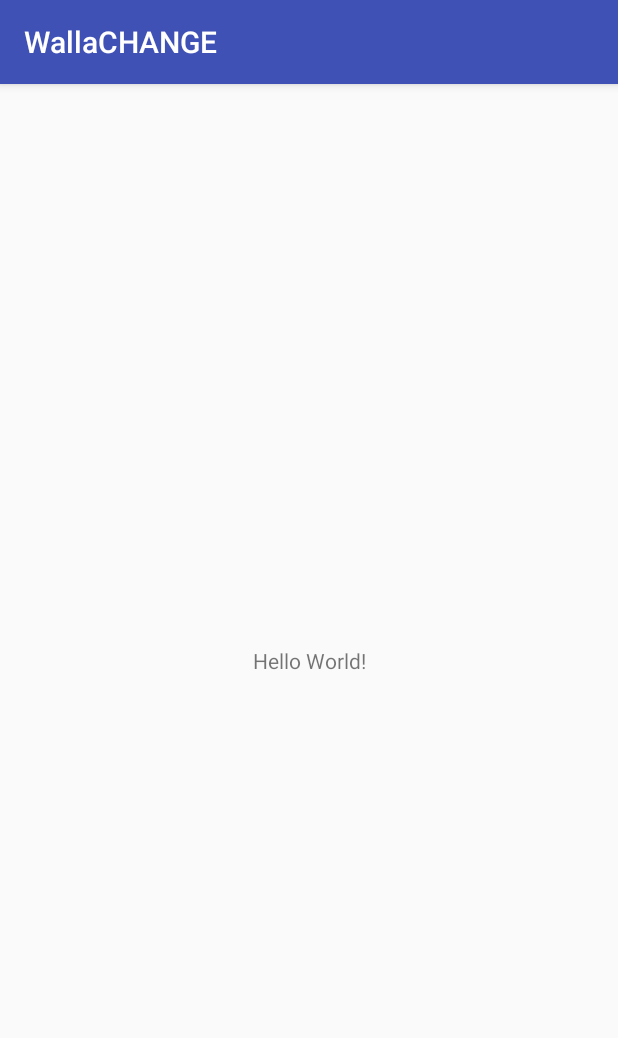
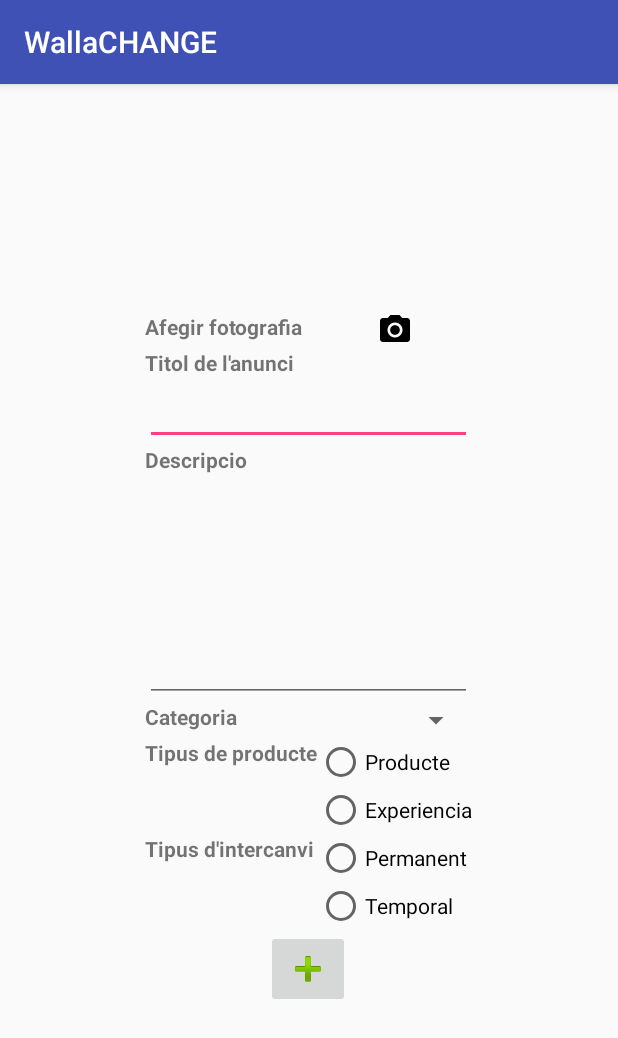
Before and after one commit to MarcSolde/WallaCHANGE, an Android app: the screen it shows after launch (MainActivity), on a phone screen of 412 x 824 dp. Shown: the top 1038 px of the screen. Run offline under Robolectric (Android 15) with nearby library versions, the light colour scheme and no system bars.

Commit message:
Layout creacio d'un element

```diff
--- a/app/build.gradle
+++ b/app/build.gradle
@@ -26,5 +26,6 @@ dependencies {
     })
     compile 'com.android.support:appcompat-v7:25.2.0'
     compile 'com.android.support.constraint:constraint-layout:1.0.2'
+    compile 'com.android.support:support-v4:25.3.0'
     testCompile 'junit:junit:4.12'
 }
--- /dev/null
+++ b/app/src/main/java/edu/upc/pes/wallachange/FragmentAddElement.java
@@ -0,0 +1,72 @@
+package edu.upc.pes.wallachange;
+
+
+import android.app.AlertDialog;
+import android.app.DialogFragment;
+import android.content.DialogInterface;
+import android.os.Bundle;
+import android.app.Fragment;
+import android.view.LayoutInflater;
+import android.view.View;
+import android.view.ViewGroup;
+import android.widget.EditText;
+import android.widget.ImageButton;
+
+
+/**
+ * A simple {@link Fragment} subclass.
+ */
+public class FragmentAddElement extends Fragment implements View.OnClickListener {
+
+
+    public FragmentAddElement() {
+        // Required empty public constructor
+    }
+
+
+    @Override
+    public View onCreateView(LayoutInflater inflater, ViewGroup container,
+                             Bundle savedInstanceState) {
+        final View fragmentAddElementView =  inflater.inflate(R.layout.fragment_add_element,
+                container, false);
+
+        final ImageButton botoAfegir =
+                (ImageButton) fragmentAddElementView.findViewById(R.id.afegirElement);
+        botoAfegir.setOnClickListener(new View.OnClickListener() {
+            public void onClick(View v) {
+                EditText editTextTitolAnunci = (EditText) fragmentAddElementView.findViewById(R.id.titolAnunci);
+                EditText editTextDescripcio = (EditText) fragmentAddElementView.findViewById(R.id.descripcio);
+
+                //Element nouElement = new Element(editTextTitolAnunci.getText(),editTextDescripcio.getText(),...);
+                AlertDialog.Builder builder1 = new AlertDialog.Builder(getActivity());
+                builder1.setMessage("Titol de l'anunci: " + editTextTitolAnunci.getText() + "/nDescripcio: " + editTextDescripcio.getText());
+                builder1.setCancelable(true);
+
+                builder1.setPositiveButton(
+                        "Yes",
+                        new DialogInterface.OnClickListener() {
+                            public void onClick(DialogInterface dialog, int id) {
+                                dialog.cancel();
+                            }
+                        });
+
+                builder1.setNegativeButton(
+                        "No",
+                        new DialogInterface.OnClickListener() {
+                            public void onClick(DialogInterface dialog, int id) {
+                                dialog.cancel();
+                            }
+                        });
+
+                AlertDialog alert11 = builder1.create();
+                alert11.show();
+            }
+        });
+        return fragmentAddElementView;
+    }
+
+    @Override
+    public void onClick(View v) {
+
+    }
+}
--- a/app/src/main/java/edu/upc/pes/wallachange/MainActivity.java
+++ b/app/src/main/java/edu/upc/pes/wallachange/MainActivity.java
@@ -1,5 +1,6 @@
 package edu.upc.pes.wallachange;
 
+import android.app.FragmentManager;
 import android.support.v7.app.AppCompatActivity;
 import android.os.Bundle;
 
@@ -9,5 +10,12 @@ public class MainActivity extends AppCompatActivity {
     protected void onCreate(Bundle savedInstanceState) {
         super.onCreate(savedInstanceState);
         setContentView(R.layout.activity_main);
+
+        FragmentManager myFragmentManager = getFragmentManager();
+
+        FragmentAddElement fragmentAddElement = new FragmentAddElement();
+
+        myFragmentManager.beginTransaction().replace(R.id.fragment, fragmentAddElement).commit();
+
     }
 }
--- a/app/src/main/res/layout/activity_main.xml
+++ b/app/src/main/res/layout/activity_main.xml
@@ -6,13 +6,9 @@
     android:layout_height="match_parent"
     tools:context="edu.upc.pes.wallachange.MainActivity">
 
-    <TextView
-        android:layout_width="wrap_content"
-        android:layout_height="wrap_content"
-        android:text="Hello World!"
-        app:layout_constraintBottom_toBottomOf="parent"
-        app:layout_constraintLeft_toLeftOf="parent"
-        app:layout_constraintRight_toRightOf="parent"
-        app:layout_constraintTop_toTopOf="parent" />
+    <FrameLayout
+        android:id="@+id/fragment"
+        android:layout_width="match_parent"
+        android:layout_height="match_parent"/>
 
 </android.support.constraint.ConstraintLayout>
--- /dev/null
+++ b/app/src/main/res/layout/fragment_add_element.xml
@@ -0,0 +1,125 @@
+<FrameLayout xmlns:android="http://schemas.android.com/apk/res/android"
+    xmlns:tools="http://schemas.android.com/tools"
+    android:layout_width="match_parent"
+    android:layout_height="match_parent"
+    tools:context="edu.upc.pes.wallachange.FragmentAddElement">
+
+    <!-- TODO: Update blank fragment layout -->
+    <TableLayout
+        android:layout_width="wrap_content"
+        android:layout_height="wrap_content"
+        android:layout_gravity="center">
+        <TableRow >
+            <TextView
+                android:layout_height="wrap_content"
+                android:layout_width="match_parent"
+                android:text="Afegir fotografia"
+                android:textStyle="bold"
+                />
+            <ImageButton
+                android:layout_width="wrap_content"
+                android:layout_height="wrap_content"
+                android:src="@drawable/ic_photo_camera_black_24dp"
+                android:background="@null"
+                />
+        </TableRow>
+        <TableRow>
+            <TextView
+                android:layout_height="wrap_content"
+                android:layout_width="match_parent"
+                android:text="Titol de l'anunci"
+                android:textStyle="bold"
+                android:layout_weight="1"
+                />
+        </TableRow>
+        <TableRow>
+            <EditText android:id="@+id/titolAnunci" android:layout_weight="1"/>
+        </TableRow>
+
+        <TableRow>
+            <TextView
+                android:layout_height="wrap_content"
+                android:layout_width="match_parent"
+                android:text="Descripcio"
+                android:textStyle="bold"
+
+                />
+        </TableRow>
+
+            <EditText
+            android:inputType="textMultiLine"
+            android:lines="8"
+            android:minLines="6"
+            android:gravity="top|left"
+            android:maxLines="10"
+            android:layout_height="wrap_content"
+                android:layout_width="match_parent"
+            android:scrollbars="vertical"
+                android:id="@+id/descripcio"
+            />
+
+        <TableRow>
+
+            <TextView
+                android:layout_height="wrap_content"
+                android:layout_width="wrap_content"
+                android:text="Categoria"
+                android:textStyle="bold"
+                />
+            <Spinner android:id="@+id/categoria"></Spinner>
+        </TableRow>
+        <TableRow>
+            <TextView
+                android:layout_height="wrap_content"
+                android:layout_width="wrap_content"
+                android:text="Tipus de producte"
+                android:textStyle="bold"
+                />
+            <RadioGroup
+                android:layout_width="wrap_content"
+                >
+                <RadioButton
+                    android:layout_width="wrap_content"
+                    android:layout_height="wrap_content"
+                    android:text="Producte"
+                    />
+                <RadioButton
+                    android:layout_width="wrap_content"
+                    android:layout_height="wrap_content"
+                    android:text="Experiencia"
+                    />
+            </RadioGroup>
+        </TableRow>
+
+        <TableRow>
+            <TextView
+                android:layout_height="wrap_content"
+                android:layout_width="match_parent"
+                android:text="Tipus d'intercanvi"
+                android:textStyle="bold"
+                />
+            <RadioGroup>
+                <RadioButton
+                    android:layout_width="wrap_content"
+                    android:layout_height="wrap_content"
+                    android:text="Permanent"
+                    />
+                <RadioButton
+                    android:layout_width="wrap_content"
+                    android:layout_height="wrap_content"
+                    android:text="Temporal"
+                    />
+            </RadioGroup>
+        </TableRow>
+        <TableRow
+            android:gravity="center">
+            <ImageButton
+                android:id="@+id/afegirElement"
+                android:src="@android:drawable/ic_input_add"
+                android:layout_gravity="center"
+                />
+        </TableRow>
+
+    </TableLayout>
+
+</FrameLayout>
--- a/app/src/main/res/values/strings.xml
+++ b/app/src/main/res/values/strings.xml
@@ -1,3 +1,6 @@
 <resources>
     <string name="app_name">WallaCHANGE</string>
+
+    <!-- TODO: Remove or change this placeholder text -->
+    <string name="hello_blank_fragment">Hello blank fragment</string>
 </resources>
```
Also changed, not shown: app/src/main/java/edu/upc/pes/wallachange/Element.java (added, +85 -0 lines), app/src/main/res/drawable-hdpi/ic_photo_camera_black_24dp.png (added), app/src/main/res/drawable-mdpi/ic_photo_camera_black_24dp.png (added), app/src/main/res/drawable-xhdpi/ic_photo_camera_black_24dp.png (added), app/src/main/res/drawable-xxhdpi/ic_photo_camera_black_24dp.png (added), app/src/main/res/drawable-xxxhdpi/ic_photo_camera_black_24dp.png (added).
